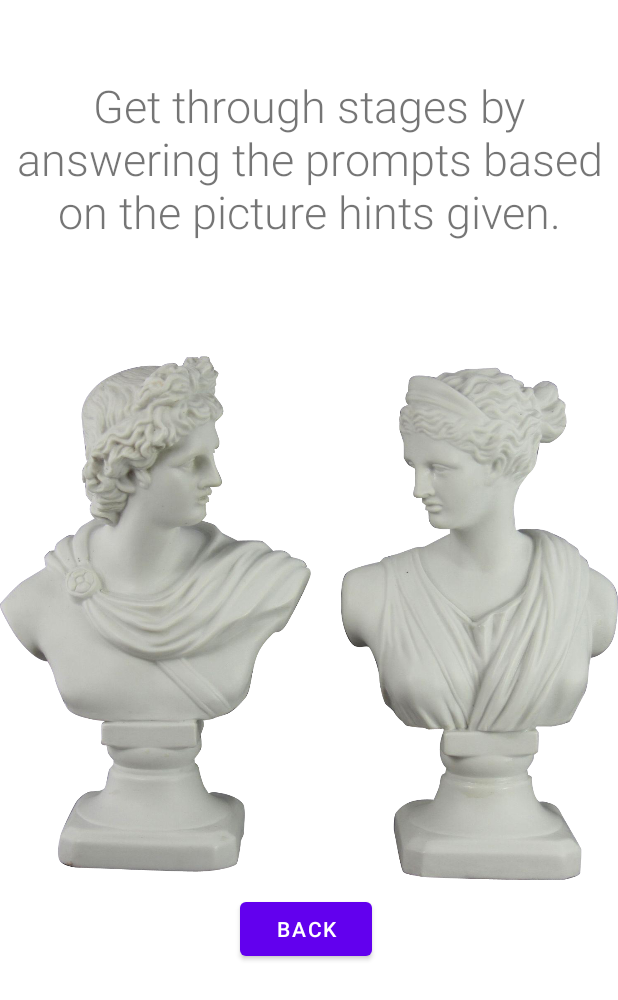
After one commit to wafflethief/AndroidTextGame, an Android app: the MainActivity3 screen opened directly, with no data from a screen before it, on a phone screen of 412 x 824 dp. The commit adds this screen. Shown: the top 1000 px of the screen. Run offline under Robolectric (Android 15) with nearby library versions, the phone set to English and light mode, and no system bars.

Commit message:
Everything working

```diff
--- a/app/src/main/AndroidManifest.xml
+++ b/app/src/main/AndroidManifest.xml
@@ -17,6 +17,7 @@
             </intent-filter>
         </activity>
         <activity android:name=".MainActivity2"></activity>
+        <activity android:name=".MainActivity3"></activity>
     </application>
 
 </manifest>
--- a/app/src/main/java/com/example/textgame/MainActivity2.java
+++ b/app/src/main/java/com/example/textgame/MainActivity2.java
@@ -70,7 +70,7 @@ public class MainActivity2 extends AppCompatActivity {
                     }
                 }
                 else{
-                    Toast.makeText(MainActivity2.this, "Success", Toast.LENGTH_SHORT).show();
+                    Toast.makeText(MainActivity2.this, String.valueOf(stage-1) + "correct!", Toast.LENGTH_SHORT).show();
                 }
             }
         });
--- /dev/null
+++ b/app/src/main/java/com/example/textgame/MainActivity3.java
@@ -0,0 +1,25 @@
+package com.example.textgame;
+
+import android.os.Bundle;
+import android.view.View;
+import android.widget.Button;
+
+import androidx.appcompat.app.AppCompatActivity;
+
+public class MainActivity3 extends AppCompatActivity {
+    private Button instructions_back;
+
+    @Override
+    protected void onCreate(Bundle savedInstanceState){
+        super.onCreate(savedInstanceState);
+        setContentView(R.layout.activity_main3);
+
+        instructions_back = (Button)findViewById(R.id.instructions_back_button);
+        instructions_back.setOnClickListener(new View.OnClickListener() {
+            @Override
+            public void onClick(View v) {
+                finish();
+            }
+        });
+    }
+}
--- a/app/src/main/res/layout/activity_main3.xml
+++ b/app/src/main/res/layout/activity_main3.xml
@@ -1,6 +1,41 @@
 <?xml version="1.0" encoding="utf-8"?>
-<androidx.constraintlayout.widget.ConstraintLayout
-    xmlns:android="http://schemas.android.com/apk/res/android" android:layout_width="match_parent"
-    android:layout_height="match_parent">
+<RelativeLayout
+    xmlns:android="http://schemas.android.com/apk/res/android"
+    xmlns:app="http://schemas.android.com/apk/res-auto"
+    xmlns:tools="http://schemas.android.com/tools"
+    android:layout_width="match_parent"
+    android:layout_height="match_parent"
+    tools:context=".MainActivity2">
 
-</androidx.constraintlayout.widget.ConstraintLayout>
+
+    <TextView
+        android:layout_width="wrap_content"
+        android:layout_height="wrap_content"
+        android:textAlignment="center"
+        android:paddingTop="50dp"
+        android:fontFamily="sans-serif-light"
+        android:textSize="30dp"
+        android:text="Get through stages by answering the prompts based on the picture hints given."
+        android:gravity="center_horizontal" />
+
+    <Button
+        android:id="@+id/instructions_back_button"
+        android:layout_width="wrap_content"
+        android:layout_height="wrap_content"
+        android:layout_alignParentStart="true"
+        android:layout_alignParentLeft="true"
+        android:layout_alignParentTop="true"
+        android:layout_centerHorizontal="true"
+        android:layout_marginStart="160dp"
+        android:layout_marginLeft="160dp"
+        android:layout_marginTop="595dp"
+        android:text="Back" />
+
+    <ImageView
+        android:id="@+id/imageView3"
+        android:layout_width="wrap_content"
+        android:layout_height="wrap_content"
+        android:layout_alignParentStart="true"
+        android:layout_alignParentTop="true"
+        app:srcCompat="@drawable/apollo_sculpture" />
+</RelativeLayout>
```
Also changed, not shown: app/src/main/java/com/example/textgame/MainActivity.java (+17 -5 lines), app/src/main/res/layout/activity_main.xml (+6 -6 lines).
